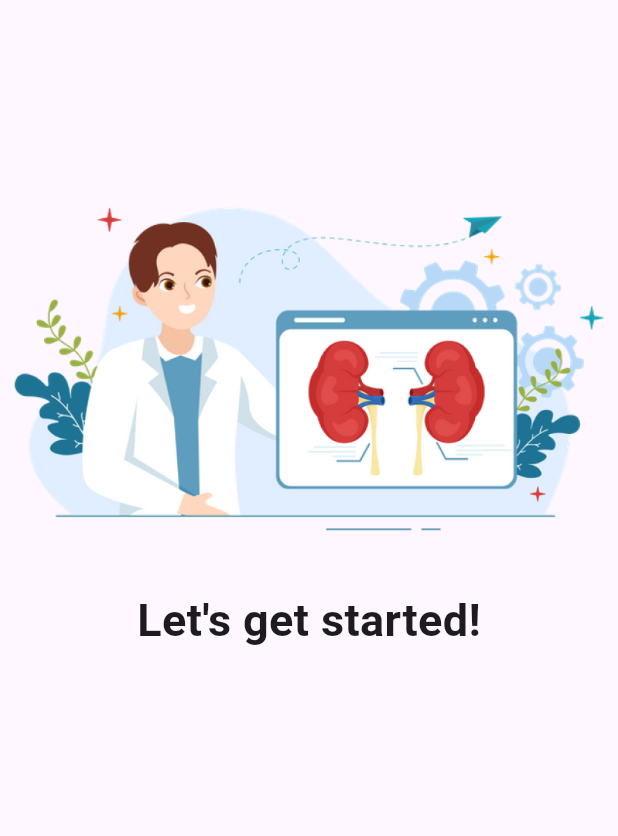
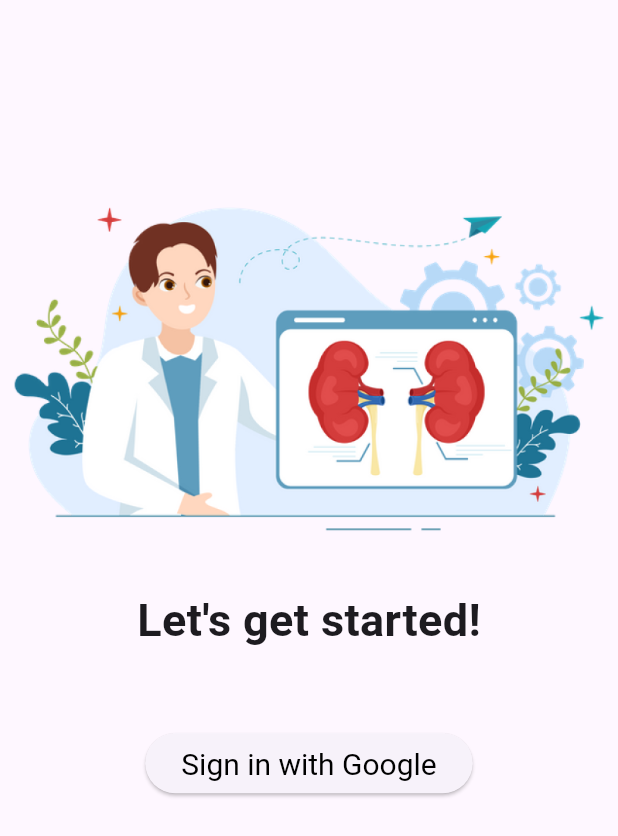
Before and after one commit to aviiciii/RenalCare, a Flutter app: the login screen opened directly, on a phone screen of 412 x 824 dp. Shown: the top 836 px of the screen. Run offline on Flutter 3.47's test engine with Material 3 defaults, Android fonts, the phone set to English and light mode, and no system bars; our stand-ins replace firebase_auth, firebase_core, fl_chart, get, sign_in_button; accounts and stored records are empty.

Commit message:
login btn

```diff
--- a/renalcare/lib/main.dart
+++ b/renalcare/lib/main.dart
@@ -6,6 +6,8 @@
 
 // pages
 import 'package:renalcare/pages/login/google_sign_in.dart';
+
+import 'pages/login/1.dart';
 
 Future<void> main() async {
   WidgetsFlutterBinding.ensureInitialized();
@@ -27,7 +29,7 @@
       theme: ThemeData(
         primarySwatch: Colors.blue,
       ),
-      home: MyHomePage(),
+      home: const login(),
     );
   }
 }
--- a/renalcare/lib/pages/login/1.dart
+++ b/renalcare/lib/pages/login/1.dart
@@ -5,20 +5,32 @@ class login extends StatelessWidget {
 
   @override
   Widget build(BuildContext context) {
-    return const Scaffold(
+    return Scaffold(
       body: Column(
         children: [
-          SizedBox(height: 100), // Add a SizedBox with height 100
-          Image(
+          const SizedBox(height: 100), // Add a SizedBox with height 100
+          const Image(
             image: AssetImage('assets/logo.png',),
           ), // Replace 'path_to
-          Text(
+          const Text(
             "Let's get started!", // Add your desired text here
             style: TextStyle(
               fontSize: 30,
               fontWeight: FontWeight.bold, // Add font weight here
             ),
           ),
+          const SizedBox(height: 50),
+          ElevatedButton(
+          child: Text('Sign in with Google'),
+          style: ElevatedButton.styleFrom(
+            foregroundColor: Colors.black,
+            textStyle: const TextStyle(
+                color: Colors.white,
+                 fontSize: 20,
+                 fontStyle: FontStyle.normal),
+          ),
+          onPressed: () {},
+        ),
         ],
       ),
     );
--- a/renalcare/pubspec.yaml
+++ b/renalcare/pubspec.yaml
@@ -47,6 +47,7 @@ dev_dependencies:
   flutter_test:
     sdk: flutter
 
+
   # The "flutter_lints" package below contains a set of recommended lints to
   # encourage good coding practices. The lint set provided by the package is
   # activated in the `analysis_options.yaml` file located at the root of your
```
